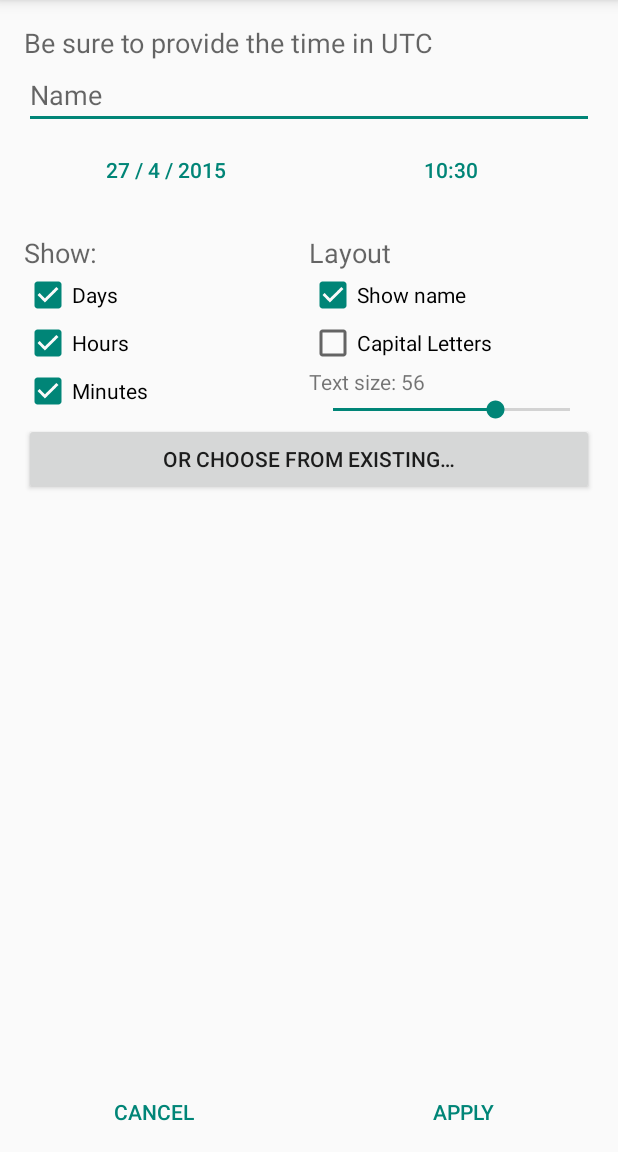
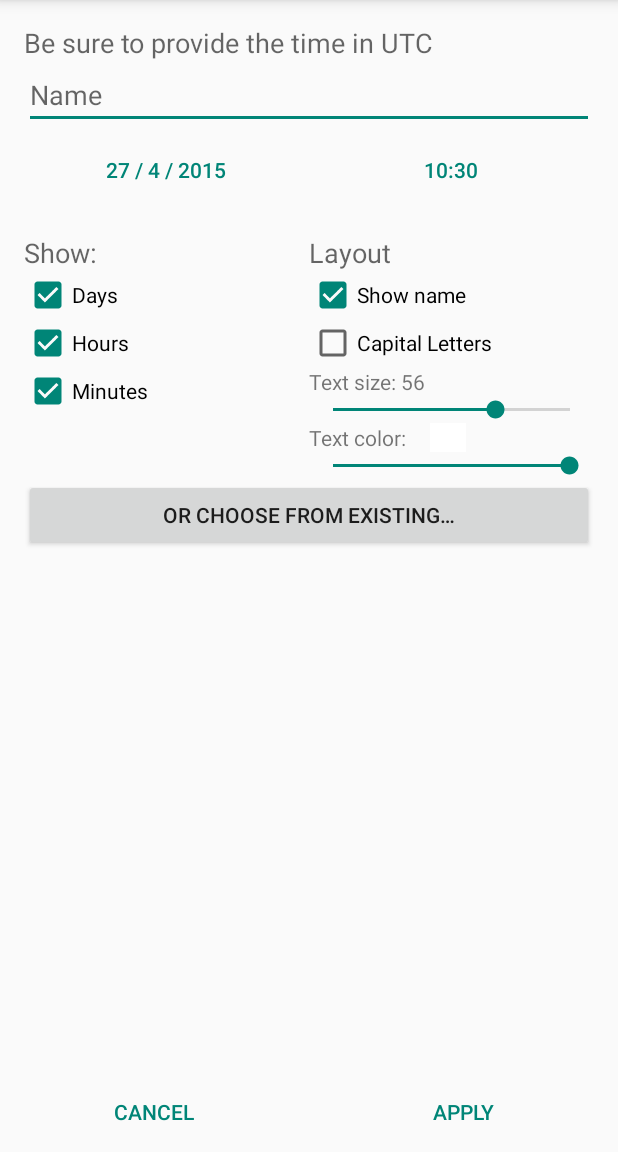
Before and after one commit to teinvdlugt/CountdownWidget, an Android app: the ConfigurationActivity screen opened directly, with no data from a screen before it, on a phone screen of 412 x 824 dp, the part 84-1236 px from its top. Run offline under Robolectric (Android 15) with nearby library versions, the phone set to English and light mode, and no system bars; 1 statement that could not run was skipped.

Commit message:
Add the ability to change the text color grey scale

```diff
--- a/app/src/main/java/com/teinproductions/tein/countdownwidget/AppWidget.java
+++ b/app/src/main/java/com/teinproductions/tein/countdownwidget/AppWidget.java
@@ -14,6 +14,7 @@ public class AppWidget {
     static final String APPWIDGET_ID = "appwidget_id";
     static final String USE_CAPITALS = "use_capitals";
     static final String TEXT_SIZE = "text_size";
+    static final String TEXT_COLOR = "text_color";
     static final String COUNTDOWN_ID = "countdown_id";
 
     public static AppWidget fromId(Context context, int appWidgetId) {
@@ -33,14 +34,16 @@ public class AppWidget {
             int appWidgetIdColumn = cursor.getColumnIndex(APPWIDGET_ID);
             int useCapitalsColumn = cursor.getColumnIndex(USE_CAPITALS);
             int textSizeColumn = cursor.getColumnIndex(TEXT_SIZE);
+            int textColorColumn = cursor.getColumnIndex(TEXT_COLOR);
             int countdownIdColumn = cursor.getColumnIndex(COUNTDOWN_ID);
 
             int appWidgetId = cursor.getInt(appWidgetIdColumn);
             boolean useCapitals = cursor.getInt(useCapitalsColumn) != 0;
             int textSize = cursor.getInt(textSizeColumn);
+            int textColor = cursor.getInt(textColorColumn);
             int countdownId = cursor.getInt(countdownIdColumn);
 
-            return new AppWidget(appWidgetId, countdownId, textSize, useCapitals);
+            return new AppWidget(appWidgetId, countdownId, textSize, textColor, useCapitals);
         } catch (SQLiteException | CursorIndexOutOfBoundsException e) {
             return null;
         }
@@ -64,25 +67,35 @@ public class AppWidget {
         values.put(APPWIDGET_ID, appWidgetId);
         values.put(USE_CAPITALS, useCapitals ? 1 : 0);
         values.put(TEXT_SIZE, textSize);
+        values.put(TEXT_COLOR, textColor);
         values.put(COUNTDOWN_ID, countdownId);
 
         return values;
     }
 
 
-    private int countdownId = -1, textSize = 56;
+    private int countdownId = -1, textSize = 56, textColor = 255;
     public final int appWidgetId;
     private boolean useCapitals = false;
 
-    public AppWidget(int appWidgetId, int countdownId, int textSize, boolean useCapitals) {
+    public AppWidget(int appWidgetId, int countdownId, int textSize, int textColor, boolean useCapitals) {
         this.appWidgetId = appWidgetId;
         this.countdownId = countdownId;
         this.textSize = textSize;
+        this.textColor = textColor;
         this.useCapitals = useCapitals;
     }
 
     public AppWidget(int appWidgetId) {
         this.appWidgetId = appWidgetId;
+    }
+
+    public int getTextColor() {
+        return textColor;
+    }
+
+    public void setTextColor(int textColor) {
+        this.textColor = textColor;
     }
 
     public int getCountdownId() {
--- a/app/src/main/java/com/teinproductions/tein/countdownwidget/ConfigurationActivity.java
+++ b/app/src/main/java/com/teinproductions/tein/countdownwidget/ConfigurationActivity.java
@@ -8,6 +8,8 @@ import android.appwidget.AppWidgetManager;
 import android.content.Context;
 import android.content.Intent;
 import android.database.sqlite.SQLiteDatabase;
+import android.graphics.Color;
+import android.graphics.drawable.ColorDrawable;
 import android.os.Build;
 import android.os.Bundle;
 import android.support.v7.app.AppCompatActivity;
@@ -21,6 +23,7 @@ import android.widget.CheckBox;
 import android.widget.DatePicker;
 import android.widget.EditText;
 import android.widget.ImageButton;
+import android.widget.ImageView;
 import android.widget.RemoteViews;
 import android.widget.SeekBar;
 import android.widget.TextView;
@@ -40,7 +43,8 @@ public class ConfigurationActivity extends AppCompatActivity {
     private EditText nameET;
     private CheckBox showNameCheckBox, showDaysCheckBox, showHoursCheckBox, showMinutesCheckBox, capitalsCheckBox;
     private TextView textSizeTextView;
-    private SeekBar textSizeSeekBar;
+    private SeekBar textSizeSeekBar, textColorSeekBar;
+    private ImageView textColorImageView;
 
     private AlertDialog dialog;
 
@@ -71,6 +75,23 @@ public class ConfigurationActivity extends AppCompatActivity {
         capitalsCheckBox = (CheckBox) findViewById(R.id.capitals_checkBox);
         textSizeSeekBar = (SeekBar) findViewById(R.id.textSize_seekBar);
         textSizeTextView = (TextView) findViewById(R.id.textSize_textView);
+        textColorImageView = (ImageView) findViewById(R.id.textColor_imageView);
+        textColorSeekBar = (SeekBar) findViewById(R.id.textColor_seekBar);
+
+        textColorSeekBar.setOnSeekBarChangeListener(new SeekBar.OnSeekBarChangeListener() {
+            @Override
+            public void onProgressChanged(SeekBar seekBar, int progress, boolean b) {
+                textColorImageView.setBackgroundColor(Color.rgb(progress, progress, progress));
+            }
+
+            @Override
+            public void onStartTrackingTouch(SeekBar seekBar) {
+            }
+
+            @Override
+            public void onStopTrackingTouch(SeekBar seekBar) {
+            }
+        });
 
         if (Build.VERSION.SDK_INT < 16) {
             textSizeTextView.setVisibility(View.GONE);
@@ -148,6 +169,9 @@ public class ConfigurationActivity extends AppCompatActivity {
         capitalsCheckBox.setChecked(appWidget.isUseCapitals());
         textSizeSeekBar.setProgress(appWidget.getTextSize() - 12);
         textSizeTextView.setText(getString(R.string.text_size) + ": " + (textSizeSeekBar.getProgress() + 12));
+        int greyScale = appWidget.getTextColor();
+        textColorImageView.setBackgroundColor(Color.rgb(greyScale, greyScale, greyScale));
+        textColorSeekBar.setProgress(greyScale);
     }
 
     public void onClickPickDate(View view) {
@@ -214,6 +238,7 @@ public class ConfigurationActivity extends AppCompatActivity {
 
         appWidget.setUseCapitals(capitalsCheckBox.isChecked());
         appWidget.setTextSize(textSizeSeekBar.getProgress() + 12);
+        appWidget.setTextColor(textColorSeekBar.getProgress());
 
         apply();
     }
@@ -314,9 +339,6 @@ public class ConfigurationActivity extends AppCompatActivity {
                     db.delete(Countdown.COUNTDOWN_TABLE, Countdown.ID + "=" + id, null);
 
                     notifyDataSetChanged();
-                    /*deleteButton.setEnabled(false);
-                    nameTextView.setTextColor(getResources().getColor(android.R.color.darker_gray));
-                    view.setClickable(false);*/
                 }
             });
 
--- a/app/src/main/java/com/teinproductions/tein/countdownwidget/Countdown.java
+++ b/app/src/main/java/com/teinproductions/tein/countdownwidget/Countdown.java
@@ -154,9 +154,9 @@ public class Countdown {
                 SHOW_DAYS + " INTEGER," + SHOW_HOURS + " INTEGER," + SHOW_MINUTES + " INTEGER);");
 
         db.execSQL("CREATE TABLE IF NOT EXISTS " + AppWidget.APPWIDGET_TABLE + "(" +
-                AppWidget.APPWIDGET_ID + " INTEGER," + AppWidget.USE_CAPITALS + " INTEGER," + AppWidget.TEXT_SIZE + " INTEGER," +
-                AppWidget.COUNTDOWN_ID + " INTEGER, FOREIGN KEY(" + AppWidget.COUNTDOWN_ID +
-                ") REFERENCES " + COUNTDOWN_TABLE + "(" + ID + "));");
+                AppWidget.APPWIDGET_ID + " INTEGER," + AppWidget.USE_CAPITALS + " INTEGER," + AppWidget.TEXT_SIZE +
+                " INTEGER," + AppWidget.TEXT_COLOR + " INTEGER," + AppWidget.COUNTDOWN_ID + " INTEGER, FOREIGN KEY(" +
+                AppWidget.COUNTDOWN_ID + ") REFERENCES " + COUNTDOWN_TABLE + "(" + ID + "));");
 
         return db;
     }
--- a/app/src/main/java/com/teinproductions/tein/countdownwidget/CountdownWidgetProvider.java
+++ b/app/src/main/java/com/teinproductions/tein/countdownwidget/CountdownWidgetProvider.java
@@ -9,6 +9,7 @@ import android.content.Context;
 import android.content.Intent;
 import android.database.sqlite.SQLiteDatabase;
 import android.database.sqlite.SQLiteException;
+import android.graphics.Color;
 import android.net.Uri;
 import android.os.Build;
 import android.text.SpannableString;
@@ -34,6 +35,8 @@ public class CountdownWidgetProvider extends AppWidgetProvider {
         final boolean showMinutes = countdown.isShowMinutes();
         final boolean useCapitals = appWidget.isUseCapitals();
         final int textSize = appWidget.getTextSize();
+        final int textColorGreyScale = appWidget.getTextColor();
+        final int textColor = Color.rgb(textColorGreyScale, textColorGreyScale, textColorGreyScale);
 
         Calendar current = Calendar.getInstance();
         current.setTimeInMillis(System.currentTimeMillis());
@@ -55,6 +58,8 @@ public class CountdownWidgetProvider extends AppWidgetProvider {
         }
         views.setTextViewText(R.id.name_textView, name);
         views.setTextViewText(R.id.countdown_textView, ss);
+        views.setTextColor(R.id.name_textView, textColor);
+        views.setTextColor(R.id.countdown_textView, textColor);
 
         Intent configIntent = new Intent(context, ConfigurationActivity.class);
         configIntent.putExtra(AppWidgetManager.EXTRA_APPWIDGET_ID, appWidgetId);
--- a/app/src/main/res/layout/activity_configuration.xml
+++ b/app/src/main/res/layout/activity_configuration.xml
@@ -1,5 +1,6 @@
 <?xml version="1.0" encoding="utf-8"?>
 <LinearLayout xmlns:android="http://schemas.android.com/apk/res/android"
+    xmlns:tools="http://schemas.android.com/tools"
     android:layout_width="match_parent"
     android:layout_height="match_parent"
     android:orientation="vertical">
@@ -140,14 +141,41 @@
                     android:layout_height="wrap_content"
                     android:progress="44" />
 
+                <LinearLayout
+                    android:layout_width="wrap_content"
+                    android:layout_height="wrap_content">
+
+                    <TextView
+                        android:layout_width="wrap_content"
+                        android:layout_height="wrap_content"
+                        android:text="@string/text_color"
+                        android:textAppearance="?android:attr/textAppearanceSmall" />
+
+                    <ImageView
+                        android:id="@+id/textColor_imageView"
+                        android:layout_width="24dp"
+                        android:layout_height="match_parent"
+                        android:layout_marginLeft="16dp"
+                        android:layout_marginRight="16dp"
+                        android:contentDescription="@string/preview_of_the_text_color"
+                        android:background="@android:color/white"/>
+                </LinearLayout>
+
+                <SeekBar
+                    android:id="@+id/textColor_seekBar"
+                    android:layout_width="match_parent"
+                    android:layout_height="wrap_content"
+                    android:max="255"
+                    android:progress="255" />
+
             </LinearLayout>
         </LinearLayout>
 
         <Button
             android:layout_width="match_parent"
             android:layout_height="wrap_content"
-            android:text="@string/choose_from_existing_button_text"
-            android:onClick="onClickChooseFromExisting" />
+            android:onClick="onClickChooseFromExisting"
+            android:text="@string/choose_from_existing_button_text" />
     </LinearLayout>
 
     <LinearLayout
--- a/app/src/main/res/layout/dialog_layout.xml
+++ /dev/null
@@ -1,5 +0,0 @@
-<?xml version="1.0" encoding="utf-8"?>
-<ListView xmlns:android="http://schemas.android.com/apk/res/android"
-    android:layout_width="match_parent"
-    android:layout_height="match_parent"
-    android:id="@+id/listView"/>
--- a/app/src/main/res/values/strings.xml
+++ b/app/src/main/res/values/strings.xml
@@ -19,4 +19,6 @@
     <string name="text_size">Text size</string>
     <string name="choose_from_existing_button_text">Or choose from existing…</string>
     <string name="delete">Delete</string>
+    <string name="text_color">Text color:</string>
+    <string name="preview_of_the_text_color">Preview of the text color</string>
 </resources>
```
